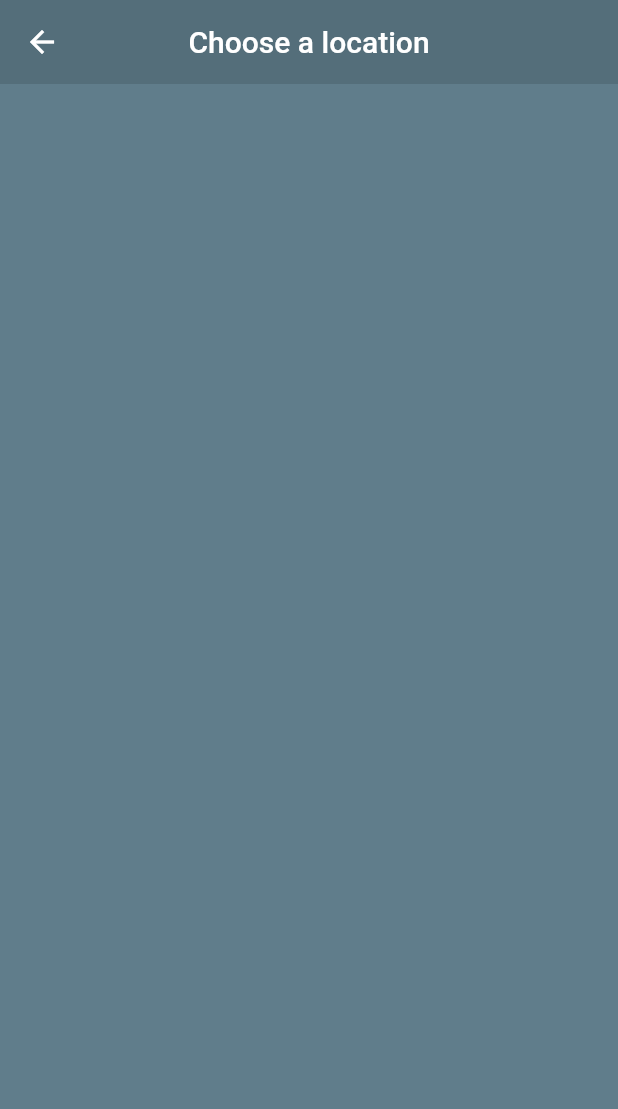
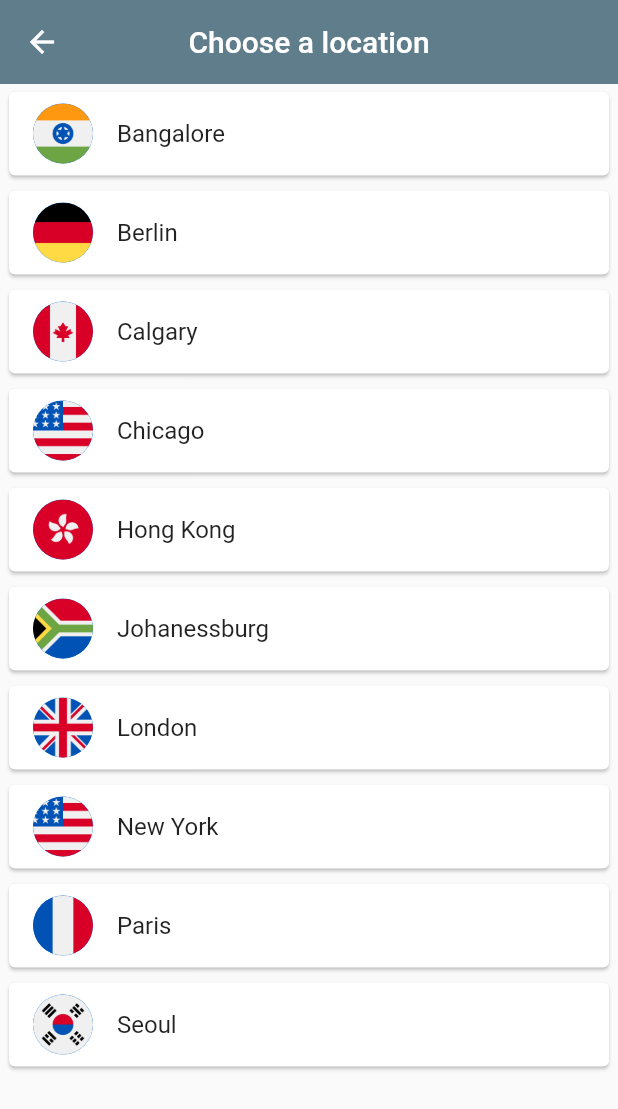
Before and after one commit to akashvshroff/Flutter_World_Time_App, a Flutter app: the ChooseLocation screen opened by its route, on a phone screen of 412 x 824 dp. Shown: the top 1109 px of the screen. Run offline on Flutter 3.47's test engine with Material 2 defaults, Android fonts, the phone set to English and light mode, and no system bars; our stand-ins replace flutter_spinkit; network calls fail.

Commit message:
Data passing to the home page

```diff
--- a/lib/pages/choose_location.dart
+++ b/lib/pages/choose_location.dart
@@ -19,21 +19,57 @@ class _ChooseLocationState extends State<ChooseLocation> {
     WorldTime(url: 'America/New_York', location: 'New York', flag: 'usa.png'),
     WorldTime(url: 'Asia/Seoul', location: 'Seoul', flag: 'south_korea.png'),
     WorldTime(
-        url: 'Asia/Hong_Kong', location: 'Hong Kong', flag: 'honk_kong.png'),
+        url: 'Asia/Hong_Kong', location: 'Hong Kong', flag: 'hong_kong.png'),
     WorldTime(url: 'Asia/Kolkata', location: 'Bangalore', flag: 'india.png'),
     WorldTime(url: 'America/Denver', location: 'Calgary', flag: 'canada.png'),
   ];
 
+  void updateTime(index) async {
+    //index represents index in the locations list
+    WorldTime instance = locations[index];
+    await instance.getTime();
+    //navigate to home screen
+    Navigator.pop(context, {
+      'location': instance.location,
+      'time': instance.time,
+      'flag': instance.flag,
+      'isDaytime': instance.isDaytime,
+    });
+  }
+
   @override
   Widget build(BuildContext context) {
+    locations.sort((a, b) => a.location.compareTo(b.location));
     return Scaffold(
-      backgroundColor: Colors.blueGrey,
       appBar: AppBar(
-        backgroundColor: Colors.blueGrey[600],
+        backgroundColor: Colors.blueGrey,
         title: Text('Choose a location'),
         centerTitle: true,
         elevation: 0,
       ),
+      body: ListView.builder(
+        itemCount: locations.length,
+        itemBuilder: (context, index) {
+          return Padding(
+            padding: const EdgeInsets.symmetric(vertical: 1.0, horizontal: 2.0),
+            child: Card(
+              child: ListTile(
+                onTap: () {
+                  updateTime(index);
+                },
+                title: Text(
+                  locations[index].location,
+                  style: TextStyle(),
+                ),
+                leading: CircleAvatar(
+                  backgroundImage:
+                      AssetImage('assets/${locations[index].flag}'),
+                ),
+              ),
+            ),
+          );
+        },
+      ),
     );
   }
 }
```
